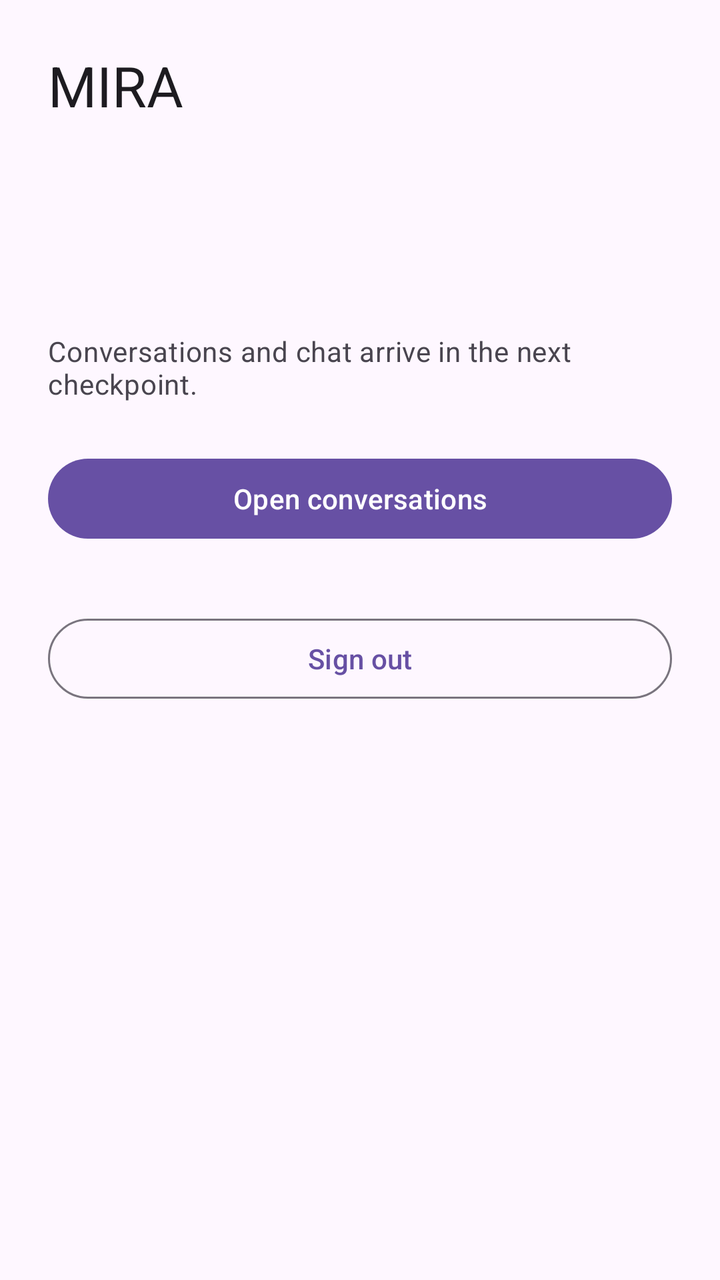
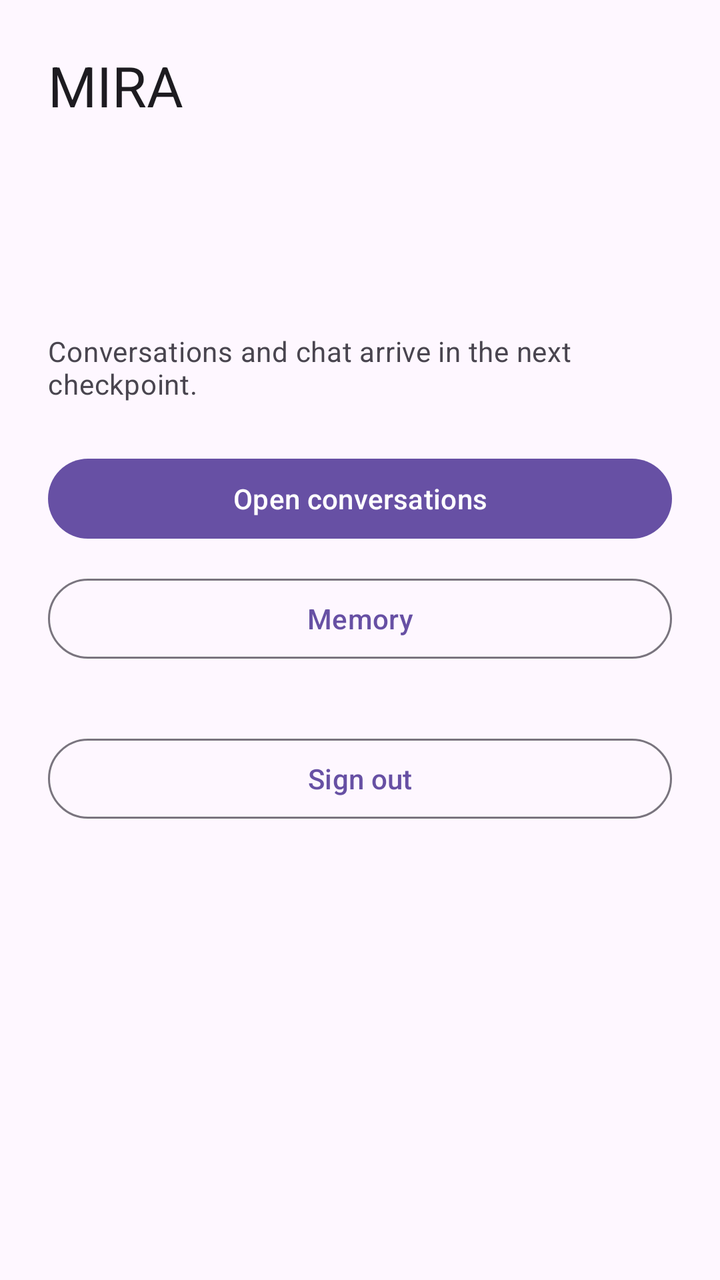

The first picture is an Android layout as it rendered before a commit; the second is the same layout after the commit. The layout source and the unified diff follow.
<!-- AndroidManifest.xml: application theme Theme.MIRA -->
<!-- res/layout/activity_main.xml -->
<?xml version="1.0" encoding="utf-8"?>
<LinearLayout xmlns:android="http://schemas.android.com/apk/res/android"
    android:layout_width="match_parent"
    android:layout_height="match_parent"
    android:background="?attr/colorSurface"
    android:orientation="vertical"
    android:padding="24dp">

    <TextView
        android:layout_width="wrap_content"
        android:layout_height="wrap_content"
        android:text="@string/app_name"
        android:textAppearance="?attr/textAppearanceHeadlineMedium" />

    <TextView
        android:id="@+id/emailText"
        android:layout_width="match_parent"
        android:layout_height="wrap_content"
        android:layout_marginTop="24dp"
        android:textAppearance="?attr/textAppearanceTitleMedium" />

    <TextView
        android:id="@+id/statusText"
        android:layout_width="match_parent"
        android:layout_height="wrap_content"
        android:layout_marginTop="8dp"
        android:textAppearance="?attr/textAppearanceBodyMedium"
        android:textColor="?attr/colorOnSurfaceVariant" />

    <TextView
        android:layout_width="match_parent"
        android:layout_height="wrap_content"
        android:layout_marginTop="32dp"
        android:text="@string/conversations_placeholder"
        android:textAppearance="?attr/textAppearanceBodyMedium"
        android:textColor="?attr/colorOnSurfaceVariant" />

    <com.google.android.material.button.MaterialButton
        android:id="@+id/conversationsButton"
        android:layout_width="match_parent"
        android:layout_height="wrap_content"
        android:layout_marginTop="24dp"
        android:text="@string/open_conversations" />

    <com.google.android.material.button.MaterialButton
        android:id="@+id/logoutButton"
        style="@style/Widget.Material3.Button.OutlinedButton"
        android:layout_width="match_parent"
        android:layout_height="wrap_content"
        android:layout_marginTop="32dp"
        android:text="@string/logout" />
</LinearLayout>
<!-- resources referenced by this layout -->
<resources>
  <string name="app_name">MIRA</string>
  <string name="conversations_placeholder">Conversations and chat arrive in the next checkpoint.</string>
  <string name="logout">Sign out</string>
  <string name="open_conversations">Open conversations</string>
  <style name="Theme.MIRA" parent="Base.Theme.MIRA" />
  <style name="Base.Theme.MIRA" parent="Theme.Material3.DayNight.NoActionBar">
          
          
      </style>
</resources>

<!-- the commit's change to res/layout/activity_main.xml (unified diff, before → after) -->
@@ -43,6 +43,14 @@
         android:text="@string/open_conversations" />
 
     <com.google.android.material.button.MaterialButton
+        android:id="@+id/memoryButton"
+        style="@style/Widget.Material3.Button.OutlinedButton"
+        android:layout_width="match_parent"
+        android:layout_height="wrap_content"
+        android:layout_marginTop="12dp"
+        android:text="@string/open_memory" />
+
+    <com.google.android.material.button.MaterialButton
         android:id="@+id/logoutButton"
         style="@style/Widget.Material3.Button.OutlinedButton"
         android:layout_width="match_parent"
<!-- resource entries referenced after the edit -->
@@ -4,6 +4,7 @@
   <string name="conversations_placeholder">Conversations and chat arrive in the next checkpoint.</string>
   <string name="logout">Sign out</string>
   <string name="open_conversations">Open conversations</string>
+  <string name="open_memory">Memory</string>
   <style name="Theme.MIRA" parent="Base.Theme.MIRA" />
   <style name="Base.Theme.MIRA" parent="Theme.Material3.DayNight.NoActionBar">
           
